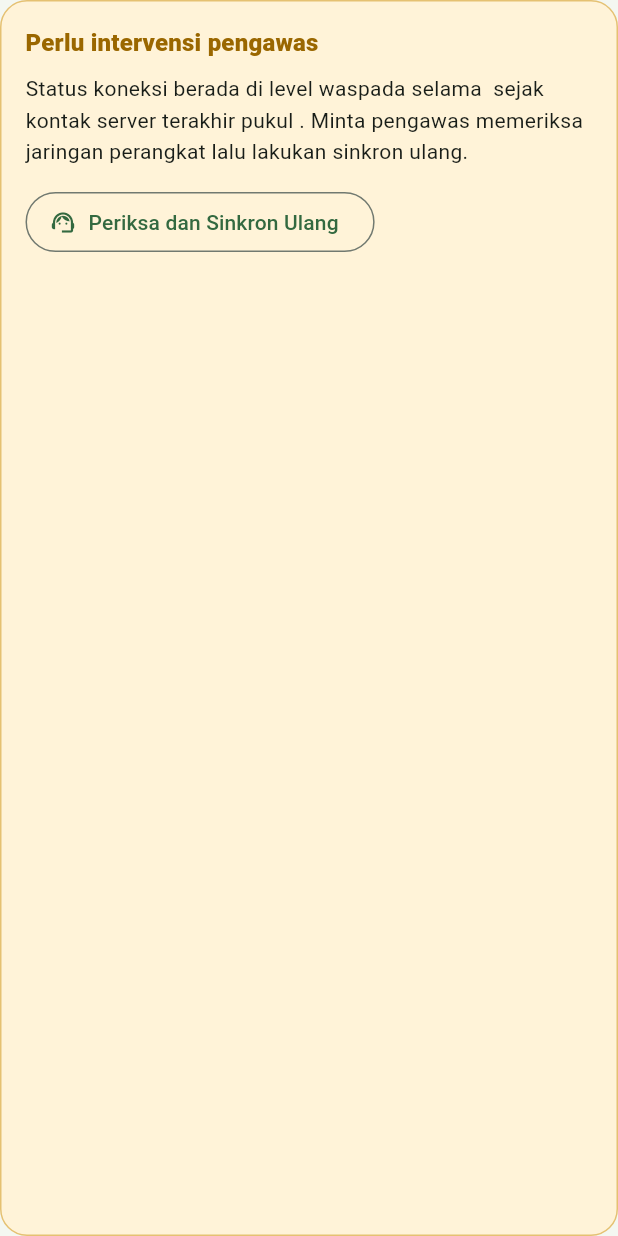
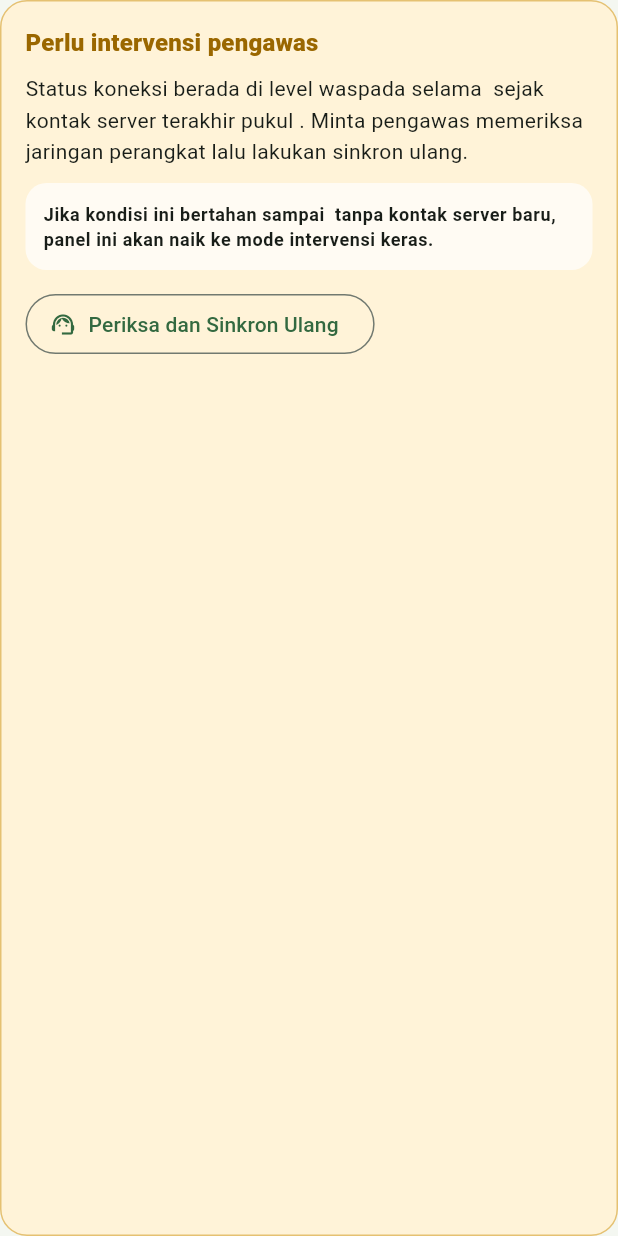
Before and after one commit to hasbi1028/mtsn2kolut-super-app, a Flutter app: the _SupervisorAttentionCard widget shown alone on an empty page, opened directly with empty values, on a phone screen of 412 x 824 dp. Run offline on Flutter 3.47's test engine with Material 3 defaults, Android fonts, the phone set to English and light mode, and no system bars; our stand-ins replace audioplayers, shared_preferences; accounts and stored records are empty; network calls fail.

Commit message:
feat: show stale escalation threshold

```diff
--- a/apps/mobile/lib/src/screens/exam_shell_screen.dart
+++ b/apps/mobile/lib/src/screens/exam_shell_screen.dart
@@ -610,6 +610,16 @@ class _ExamShellScreenState extends State<ExamShellScreen>
     final remainingSeconds = seconds % 60;
     if (minutes < 60) {
       return '$minutes menit ${remainingSeconds.toString().padLeft(2, '0')} detik';
+    }
+    final hours = minutes ~/ 60;
+    final remainingMinutes = minutes % 60;
+    return '$hours jam ${remainingMinutes.toString().padLeft(2, '0')} menit';
+  }
+
+  String get _staleEscalationThresholdLabel {
+    final minutes = _staleEscalationThresholdSeconds ~/ 60;
+    if (minutes < 60) {
+      return '$minutes menit';
     }
     final hours = minutes ~/ 60;
     final remainingMinutes = minutes % 60;
@@ -995,6 +1005,7 @@ class _ExamShellScreenState extends State<ExamShellScreen>
               _SupervisorAttentionCard(
                 lastContactAt: _formatClock(_lastServerContactAt),
                 staleDuration: _staleAttentionDurationLabel,
+                escalationThreshold: _staleEscalationThresholdLabel,
                 escalated: _needsEscalatedSupervisorAttention,
                 onRetry: _isSyncingStatus ? null : _syncStatus,
               ),
@@ -1750,12 +1761,14 @@ class _SupervisorAttentionCard extends StatelessWidget {
   const _SupervisorAttentionCard({
     required this.lastContactAt,
     required this.staleDuration,
+    required this.escalationThreshold,
     required this.escalated,
     required this.onRetry,
   });
 
   final String lastContactAt;
   final String staleDuration;
+  final String escalationThreshold;
   final bool escalated;
   final VoidCallback? onRetry;
 
@@ -1809,6 +1822,24 @@ class _SupervisorAttentionCard extends StatelessWidget {
                 : 'Status koneksi berada di level waspada selama $staleDuration sejak kontak server terakhir pukul $lastContactAt. Minta pengawas memeriksa jaringan perangkat lalu lakukan sinkron ulang.',
             style: theme.textTheme.bodyMedium?.copyWith(height: 1.5),
           ),
+          const SizedBox(height: 10),
+          Container(
+            width: double.infinity,
+            padding: const EdgeInsets.all(12),
+            decoration: BoxDecoration(
+              color: Colors.white.withValues(alpha: 0.7),
+              borderRadius: BorderRadius.circular(14),
+            ),
+            child: Text(
+              escalated
+                  ? 'Ambang eskalasi keras sudah terlewati setelah $escalationThreshold tanpa kontak server baru.'
+                  : 'Jika kondisi ini bertahan sampai $escalationThreshold tanpa kontak server baru, panel ini akan naik ke mode intervensi keras.',
+              style: theme.textTheme.bodySmall?.copyWith(
+                height: 1.45,
+                fontWeight: FontWeight.w600,
+              ),
+            ),
+          ),
           const SizedBox(height: 12),
           action,
         ],
```
Also changed, not shown: 2 other files.
